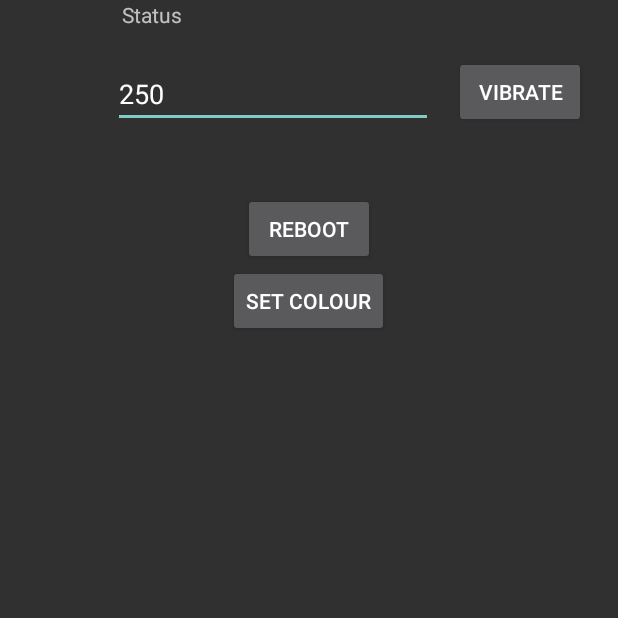
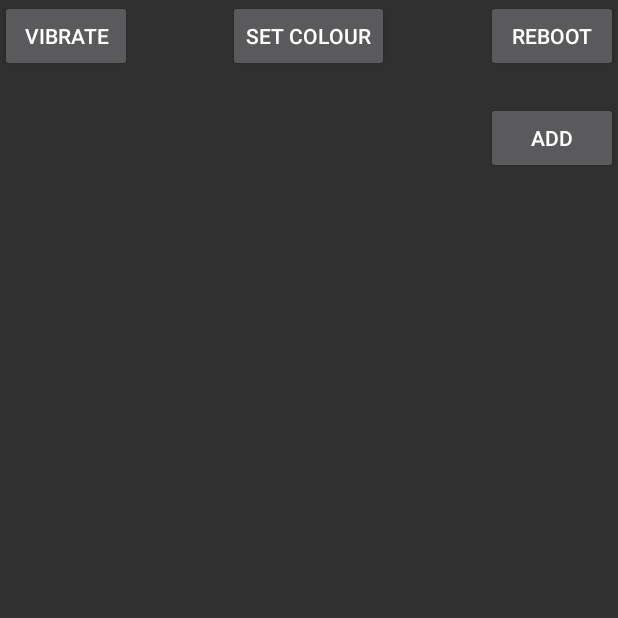
Before and after one commit to lwis/miband-notifier, an Android app: the screen it shows after launch (MiOverviewActivity), after a tap on "VIBRATE", on a phone screen of 412 x 824 dp, the top half of it. Run offline under Robolectric (Android 15) with nearby library versions, the phone set to English and light mode, and no system bars.

Commit message:
Further improvements

```diff
--- a/src/main/java/com/lewisjuggins/miband/MiOverviewActivity.java
+++ b/src/main/java/com/lewisjuggins/miband/MiOverviewActivity.java
@@ -1,32 +1,42 @@
 package com.lewisjuggins.miband;
 
-import java.util.Observable;
-import java.util.Observer;
-
 import android.app.Activity;
+import android.app.AlertDialog;
+import android.content.DialogInterface;
 import android.content.Intent;
-import android.graphics.Color;
+import android.content.pm.ApplicationInfo;
+import android.content.pm.PackageManager;
 import android.os.Bundle;
 import android.support.v4.content.LocalBroadcastManager;
 import android.view.Menu;
 import android.view.MenuInflater;
 import android.view.View;
-import android.widget.EditText;
-
-import android.widget.TextView;
+import android.widget.ArrayAdapter;
+import android.widget.ListView;
 import com.lewisjuggins.miband.colorpicker.ColorPickerDialog;
 import com.lewisjuggins.miband.model.MiBand;
 
+import java.util.ArrayList;
+import java.util.Collections;
+import java.util.List;
+import java.util.Observable;
+import java.util.Observer;
+
 public class MiOverviewActivity extends Activity implements Observer
 {
+	private final String TAG = this.getClass().getSimpleName();
+
 	private final MiBand mMiBand = MiBand.getInstance();
+
+	private final ArrayList<String> tempArray = new ArrayList<>();
+
+	private ArrayAdapter<String> tempAdapter;
 
 	private View.OnClickListener mVibrateButtonListener = new View.OnClickListener()
 	{
 		public void onClick(View v)
 		{
-			long duration = Long.parseLong(((EditText) findViewById(R.id.durationField)).getText().toString());
-			vibrate(duration);
+			vibrate(250);
 		}
 	};
 
@@ -56,18 +66,57 @@ public class MiOverviewActivity extends Activity implements Observer
 		}
 	};
 
-	private void vibrate(long duration) {
+	private View.OnClickListener mAddButtonListener = new View.OnClickListener()
+	{
+		public void onClick(View v)
+		{
+			AlertDialog.Builder builderSingle = new AlertDialog.Builder(
+					MiOverviewActivity.this);
+			builderSingle.setTitle("Select an app");
+
+			builderSingle.setNegativeButton("Cancel",
+					new DialogInterface.OnClickListener()
+					{
+
+						@Override
+						public void onClick(DialogInterface dialog, int which)
+						{
+							dialog.dismiss();
+						}
+					});
+			final ArrayAdapter<String> arrayAdapter = new ArrayAdapter<>(MiOverviewActivity.this, android.R.layout.simple_list_item_1, getApps());
+			builderSingle.setAdapter(arrayAdapter,
+					new DialogInterface.OnClickListener()
+					{
+
+						@Override
+						public void onClick(DialogInterface dialog, int which)
+						{
+							String strName = arrayAdapter.getItem(which);
+
+							tempArray.add(strName);
+							tempAdapter.notifyDataSetChanged();
+						}
+					});
+			builderSingle.show();
+		}
+	};
+
+	private void vibrate(long duration)
+	{
 		Intent intent = new Intent("vibrate");
 		intent.putExtra("duration", duration);
 		LocalBroadcastManager.getInstance(this).sendBroadcast(intent);
 	}
 
-	private void reboot() {
+	private void reboot()
+	{
 		Intent intent = new Intent("reboot");
 		LocalBroadcastManager.getInstance(this).sendBroadcast(intent);
 	}
 
-	private void setColour(int r, int g, int b) {
+	private void setColour(int r, int g, int b)
+	{
 		Intent intent = new Intent("colour");
 		intent.putExtra("red", r);
 		intent.putExtra("green", g);
@@ -89,6 +138,10 @@ public class MiOverviewActivity extends Activity implements Observer
 		findViewById(R.id.vibrateButton).setOnClickListener(mVibrateButtonListener);
 		findViewById(R.id.rebootButton).setOnClickListener(mRebootButtonListener);
 		findViewById(R.id.colourButton).setOnClickListener(mColourSetButtonListener);
+		findViewById(R.id.addButton).setOnClickListener(mAddButtonListener);
+
+		tempAdapter = new ArrayAdapter<>(MiOverviewActivity.this, android.R.layout.simple_list_item_1, tempArray);
+		((ListView) findViewById(R.id.listView)).setAdapter(tempAdapter);
 	}
 
 	@Override
@@ -111,20 +164,31 @@ public class MiOverviewActivity extends Activity implements Observer
 		return true;
 	}
 
+	private ArrayList<String> getApps()
+	{
+		final ArrayList toRet = new ArrayList();
+		final PackageManager pm = getPackageManager();
+		//get a list of installed apps.
+		List<ApplicationInfo> packages = pm.getInstalledApplications(PackageManager.GET_META_DATA);
+
+		for(ApplicationInfo packageInfo : packages)
+		{
+			//toRet.add(pm.getApplicationLabel(packageInfo));
+			toRet.add(packageInfo.packageName);
+		}
+
+		Collections.sort(toRet);
+		return toRet;
+	}
+
 	@Override
-	public void update(Observable observable, Object data) {
+	public void update(Observable observable, Object data)
+	{
 		runOnUiThread(new Runnable()
 		{
 			@Override
-			public void run() {
-				if(mMiBand.isConnected())
-				{
-					((TextView) findViewById(R.id.connectedLabel)).setTextColor(Color.GREEN);
-				}
-				else
-				{
-					((TextView) findViewById(R.id.connectedLabel)).setTextColor(Color.RED);
-				}
+			public void run()
+			{
 			}
 		});
 	}
--- a/src/main/res/layout/activity_mi_overview.xml
+++ b/src/main/res/layout/activity_mi_overview.xml
@@ -8,46 +8,25 @@
         android:layout_width="wrap_content"
         android:layout_height="wrap_content"
         android:text="Vibrate"
-        android:id="@+id/vibrateButton"
-        android:layout_marginTop="37dp"
-        android:layout_marginEnd="21dp"
-        android:layout_alignParentTop="true"
-        android:layout_alignParentEnd="true" />
-
+        android:id="@+id/vibrateButton"/>
     <Button
         android:layout_width="wrap_content"
         android:layout_height="wrap_content"
         android:text="Reboot"
-        android:id="@+id/rebootButton"
-        android:layout_below="@+id/vibrateButton"
-        android:layout_centerHorizontal="true"
-        android:layout_marginTop="43dp" />
-
-    <EditText
-        android:layout_width="wrap_content"
-        android:layout_height="wrap_content"
-        android:inputType="number"
-        android:ems="10"
-        android:id="@+id/durationField"
-        android:layout_alignBottom="@+id/vibrateButton"
-        android:layout_toStartOf="@+id/vibrateButton"
-        android:layout_marginEnd="14dp"
-        android:hint="Duration"
-        android:text="250" />
-
-    <TextView
-        android:layout_width="wrap_content"
-        android:layout_height="wrap_content"
-        android:textAppearance="?android:attr/textAppearanceSmall"
-        android:text="Status"
-        android:id="@+id/connectedLabel"
-        android:layout_alignParentTop="true"
-        android:layout_alignStart="@+id/durationField"
-        android:layout_marginStart="6dp" />
+        android:id="@+id/rebootButton" android:layout_alignParentTop="true" android:layout_alignParentEnd="true"/>
     <Button
             android:layout_width="wrap_content"
             android:layout_height="wrap_content"
             android:text="Set colour"
-            android:id="@+id/colourButton" android:layout_centerHorizontal="true" android:layout_below="@+id/rebootButton"/>
+            android:id="@+id/colourButton" android:layout_alignParentTop="true" android:layout_centerHorizontal="true"/>
+    <ListView
+            android:layout_width="wrap_content"
+            android:layout_height="wrap_content"
+            android:id="@+id/listView" android:layout_below="@+id/vibrateButton" android:layout_alignParentStart="true" android:layout_marginTop="70dp"/>
+    <Button
+            android:layout_width="wrap_content"
+            android:layout_height="wrap_content"
+            android:text="Add"
+            android:id="@+id/addButton" android:layout_marginTop="20dp" android:layout_below="@+id/rebootButton" android:layout_alignStart="@+id/rebootButton"/>
 
 </RelativeLayout>
```
Also changed, not shown: src/main/java/com/lewisjuggins/miband/MiBandCommunicationService.java (added, +16 -0 lines), src/main/java/com/lewisjuggins/miband/NotificationService.java (+8 -7 lines).
